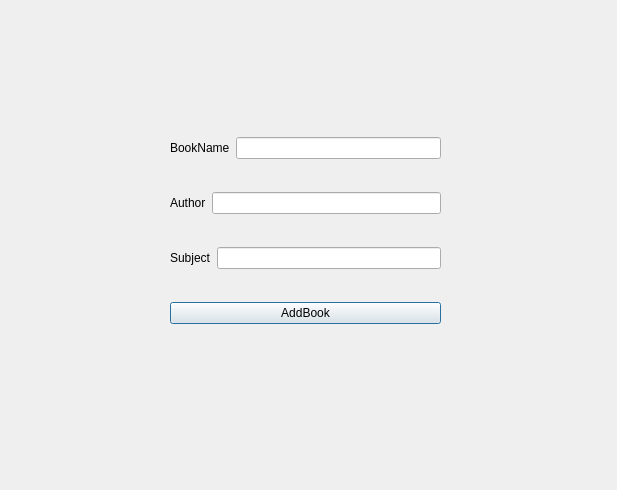
This is Login/window_addbook.ui in mahsaamini2222/LibraryManagementSystem as Qt 5 draws it before an edit. The edited form follows.
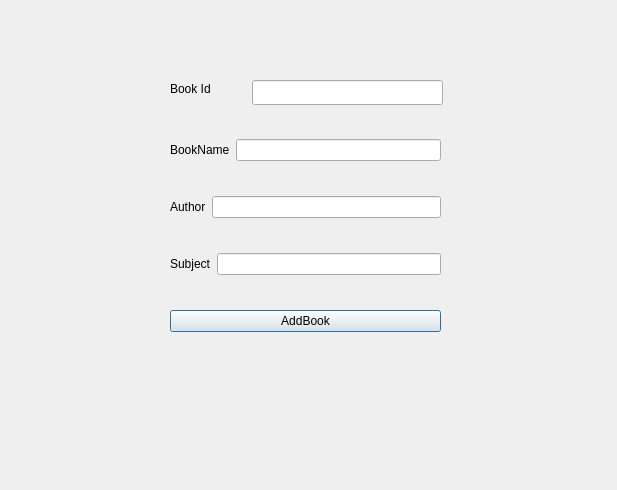
This is the edited form.

```diff
--- a/Login/window_addbook.ui
+++ b/Login/window_addbook.ui
@@ -19,7 +19,7 @@
      <x>170</x>
      <y>110</y>
      <width>271</width>
-     <height>241</height>
+     <height>251</height>
     </rect>
    </property>
    <layout class="QVBoxLayout" name="verticalLayout">
@@ -74,6 +74,29 @@
     </item>
    </layout>
   </widget>
+  <widget class="QLabel" name="label">
+   <property name="geometry">
+    <rect>
+     <x>170</x>
+     <y>80</y>
+     <width>67</width>
+     <height>17</height>
+    </rect>
+   </property>
+   <property name="text">
+    <string>Book Id</string>
+   </property>
+  </widget>
+  <widget class="QLineEdit" name="lineEdit_BookId">
+   <property name="geometry">
+    <rect>
+     <x>252</x>
+     <y>80</y>
+     <width>191</width>
+     <height>25</height>
+    </rect>
+   </property>
+  </widget>
  </widget>
  <resources/>
  <connections/>
```
